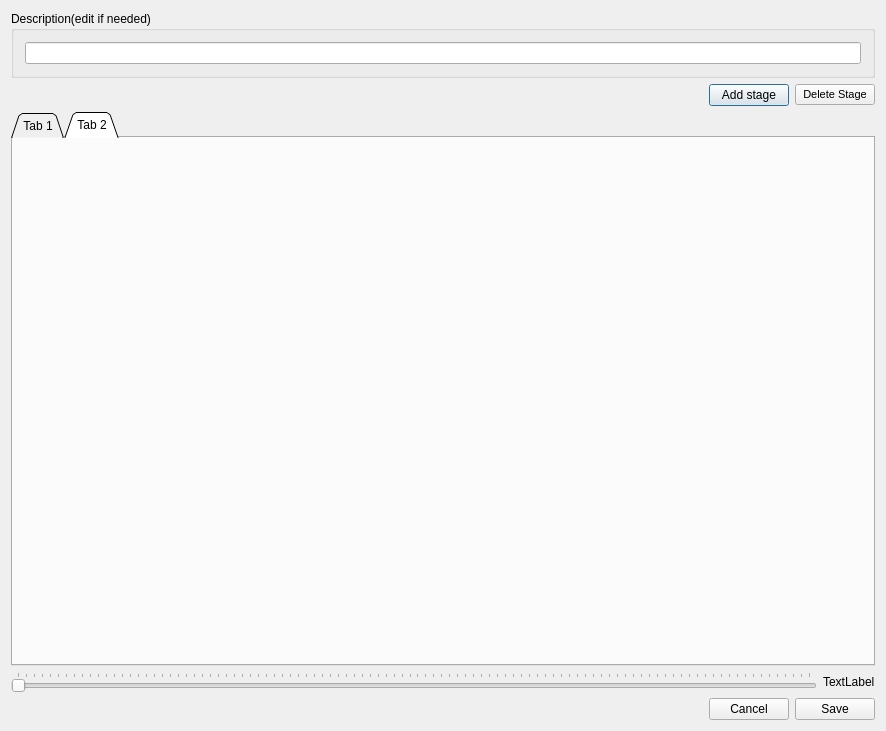
Above: AirCoolControll/AirCoolControll/TestEditDialog.ui from ComEngineering/AirCoolControl_Desktop before the change. Below: the same form after it.
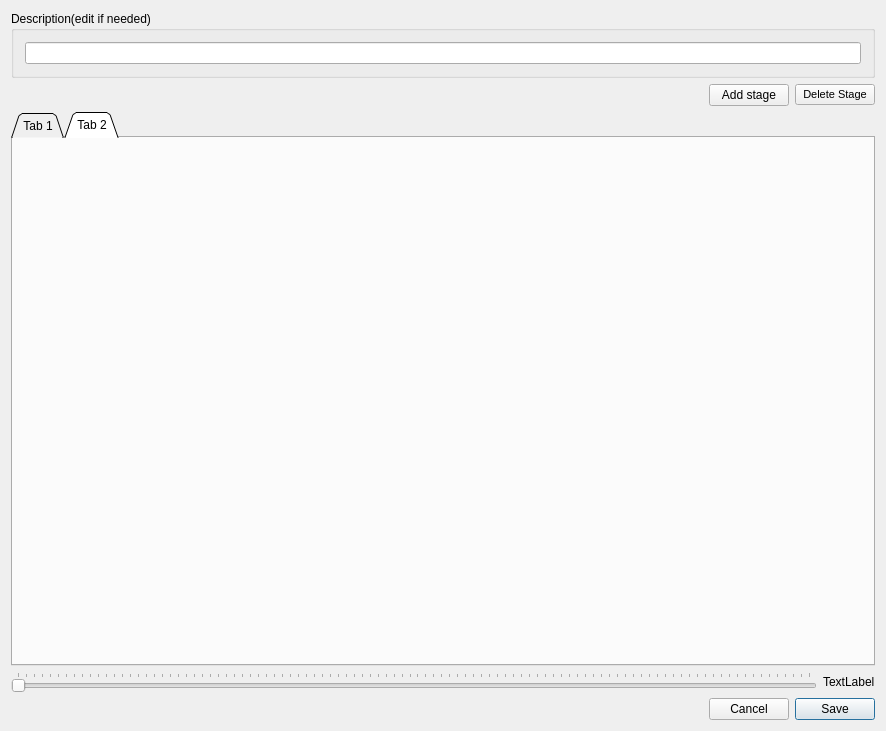
That is the form after the change. The open tabs and pages were chosen to show the change.

Patch:
```diff
--- a/AirCoolControll/AirCoolControll/TestEditDialog.ui
+++ b/AirCoolControll/AirCoolControll/TestEditDialog.ui
@@ -141,6 +141,9 @@
          <property name="text">
           <string>Save</string>
          </property>
+         <property name="default">
+          <bool>true</bool>
+         </property>
         </widget>
        </item>
       </layout>
```
Left out of the diff: 2 changed lines with no effect on the pictures.
